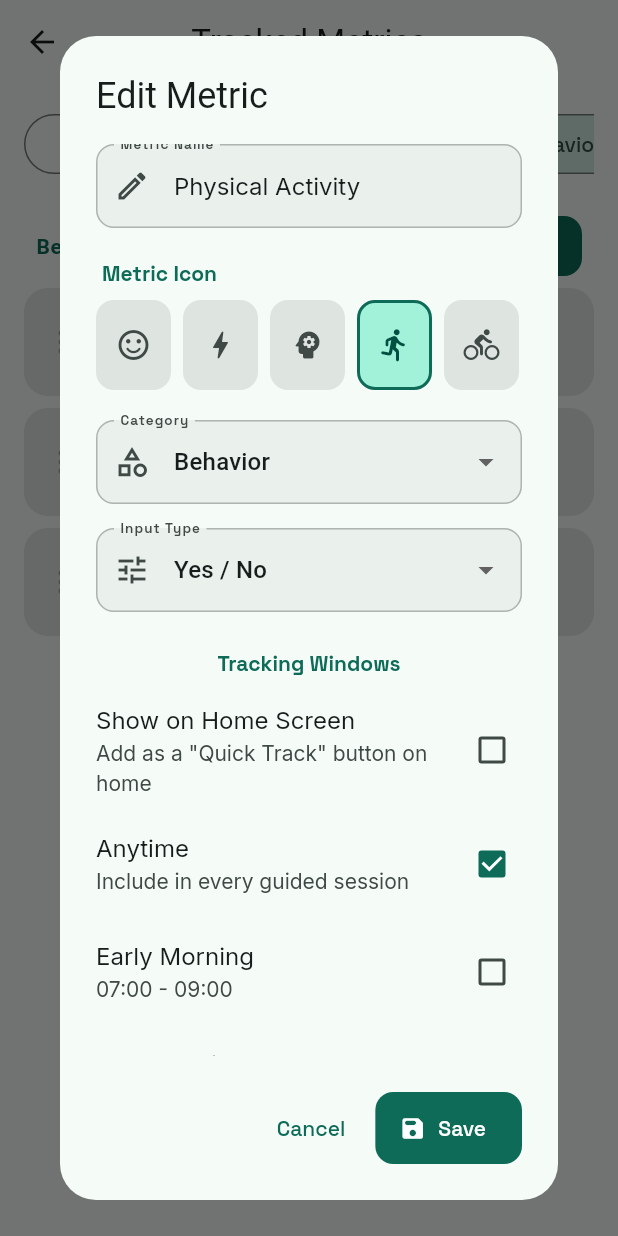
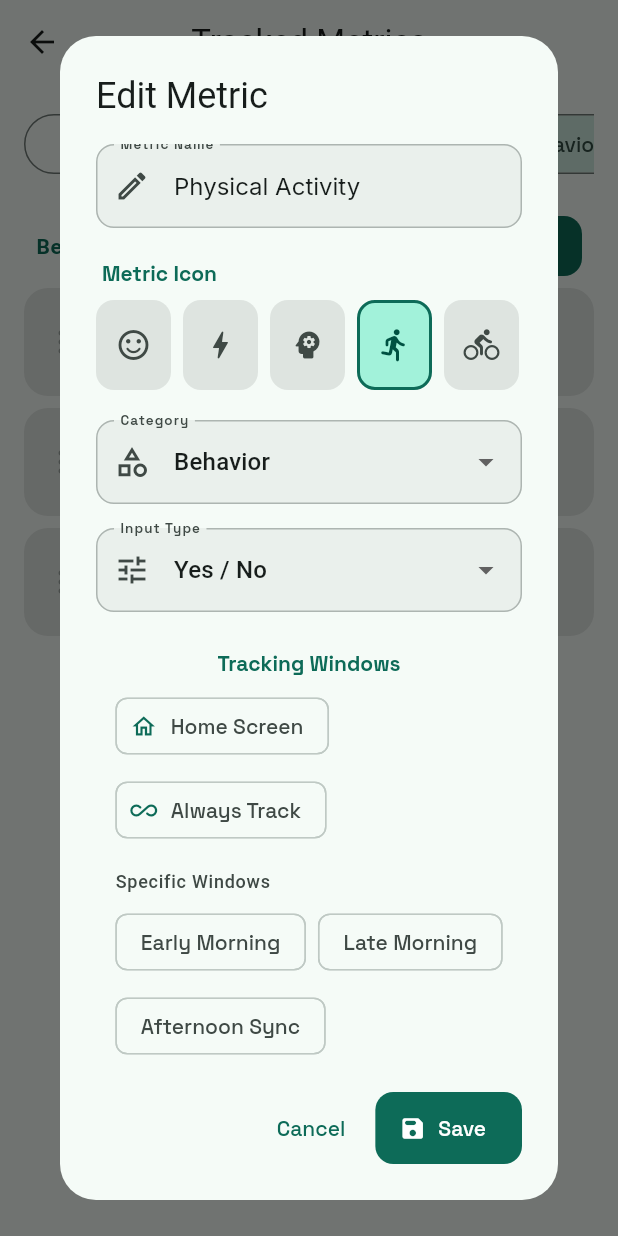
Before and after one commit to SneakyZippy/Covary, a Flutter app: the MetricsScreen screen opened directly, after a tap on "Mood", after a tap on "Behavior", after a tap on "Physical Activity", on a phone screen of 412 x 824 dp. Run offline on Flutter 3.47's test engine with Material 3 defaults, Android fonts, the phone set to English and light mode, and no system bars; our stand-ins replace awesome_notifications, drift, file_picker, fl_chart, google_fonts, package_info_plus and 3 more; missing offline and left inert: health, usage_stats, workmanager; accounts and stored records are empty; generated files the repository leaves out were written again; statements that could not run were skipped.

Commit message:
reworked trackingwindow and metrics

```diff
--- a/lib/ui/widgets/metric_dialogs.dart
+++ b/lib/ui/widgets/metric_dialogs.dart
@@ -556,47 +556,88 @@
     final metricService = context.watch<MetricService>();
     final windows = metricService.allWindows;
     final colorScheme = Theme.of(context).colorScheme;
+    final textTheme = Theme.of(context).textTheme;
 
     return Column(
+      crossAxisAlignment: CrossAxisAlignment.start,
       children: [
-        CheckboxListTile(
-          title: const Text('Show on Home Screen'),
-          subtitle: const Text('Add as a "Quick Track" button on home'),
-          value: selectedIds.contains('homescreen'),
-          activeColor: colorScheme.secondary,
-          contentPadding: EdgeInsets.zero,
-          onChanged: (checked) {
+        // --- Special Locations ---
+        Wrap(
+          spacing: 8,
+          runSpacing: 8,
+          children: [
+            FilterChip(
+              label: const Text('Home Screen'),
+              selected: selectedIds.contains('homescreen'),
+              onSelected: (val) {
                 final newIds = List<String>.from(selectedIds);
-            checked == true ? newIds.add('homescreen') : newIds.remove('homescreen');
+                val ? newIds.add('homescreen') : newIds.remove('homescreen');
                 onChanged(newIds);
               },
+              avatar: Icon(Icons.home_outlined,
+                  size: 18,
+                  color: selectedIds.contains('homescreen') ? colorScheme.onSecondaryContainer : colorScheme.primary),
+              selectedColor: colorScheme.secondaryContainer,
+              checkmarkColor: colorScheme.onSecondaryContainer,
             ),
-        CheckboxListTile(
-          title: const Text('Anytime'),
-          subtitle: const Text('Include in every guided session'),
-          value: selectedIds.contains('anytime'),
-          activeColor: colorScheme.primary,
-          contentPadding: EdgeInsets.zero,
-          onChanged: (checked) {
+            FilterChip(
+              label: const Text('Always Track'),
+              selected: selectedIds.contains('anytime'),
+              onSelected: (val) {
                 final newIds = List<String>.from(selectedIds);
-            checked == true ? newIds.add('anytime') : newIds.remove('anytime');
+                if (val) {
+                  // If Always Track is on, remove all specific window assignments (redundant)
+                  final windows = metricService.allWindows.map((w) => w.id).toSet();
+                  newIds.removeWhere((id) => windows.contains(id));
+                  newIds.add('anytime');
+                } else {
+                  newIds.remove('anytime');
+                }
                 onChanged(newIds);
               },
+              avatar: Icon(Icons.all_inclusive_rounded,
+                  size: 18,
+                  color: selectedIds.contains('anytime') ? colorScheme.onPrimaryContainer : colorScheme.primary),
+              selectedColor: colorScheme.primaryContainer,
+              checkmarkColor: colorScheme.onPrimaryContainer,
             ),
-        ...windows.map((w) => CheckboxListTile(
-              title: Text(w.label),
-              subtitle: Text(
-                  '${w.startHour.toString().padLeft(2, '0')}:${w.startMinute.toString().padLeft(2, '0')} - '
-                  '${w.endHour.toString().padLeft(2, '0')}:${w.endMinute.toString().padLeft(2, '0')}'),
-              value: selectedIds.contains(w.id),
-              activeColor: colorScheme.primary,
-              contentPadding: EdgeInsets.zero,
-              onChanged: (checked) {
+          ],
+        ),
+
+        if (windows.isNotEmpty) ...[
+          const SizedBox(height: 16),
+          Text(
+            'Specific Windows',
+            style: textTheme.labelMedium?.copyWith(color: colorScheme.onSurfaceVariant),
+          ),
+          const SizedBox(height: 8),
+          Wrap(
+            spacing: 8,
+            runSpacing: 8,
+            children: windows.map((w) {
+              final isSelected = selectedIds.contains(w.id);
+              return FilterChip(
+                label: Text(w.label),
+                tooltip: '${w.startHour.toString().padLeft(2, '0')}:${w.startMinute.toString().padLeft(2, '0')} - '
+                         '${w.endHour.toString().padLeft(2, '0')}:${w.endMinute.toString().padLeft(2, '0')}',
+                selected: isSelected,
+                onSelected: (val) {
                   final newIds = List<String>.from(selectedIds);
-                checked == true ? newIds.add(w.id) : newIds.remove(w.id);
+                  if (val) {
+                    newIds.add(w.id);
+                    // If a specific window is selected, Always Track is no longer true
+                    newIds.remove('anytime');
+                  } else {
+                    newIds.remove(w.id);
+                  }
                   onChanged(newIds);
                 },
-            )),
+                selectedColor: colorScheme.primaryContainer,
+                checkmarkColor: colorScheme.onPrimaryContainer,
+              );
+            }).toList(),
+          ),
+        ],
       ],
     );
   }
```
Also changed, not shown: lib/services/metric_service.dart (+52 -2 lines), lib/ui/widgets/edit_window_dialog.dart (+58 -1 lines). Lines whose indentation alone changed are shown as unchanged.
